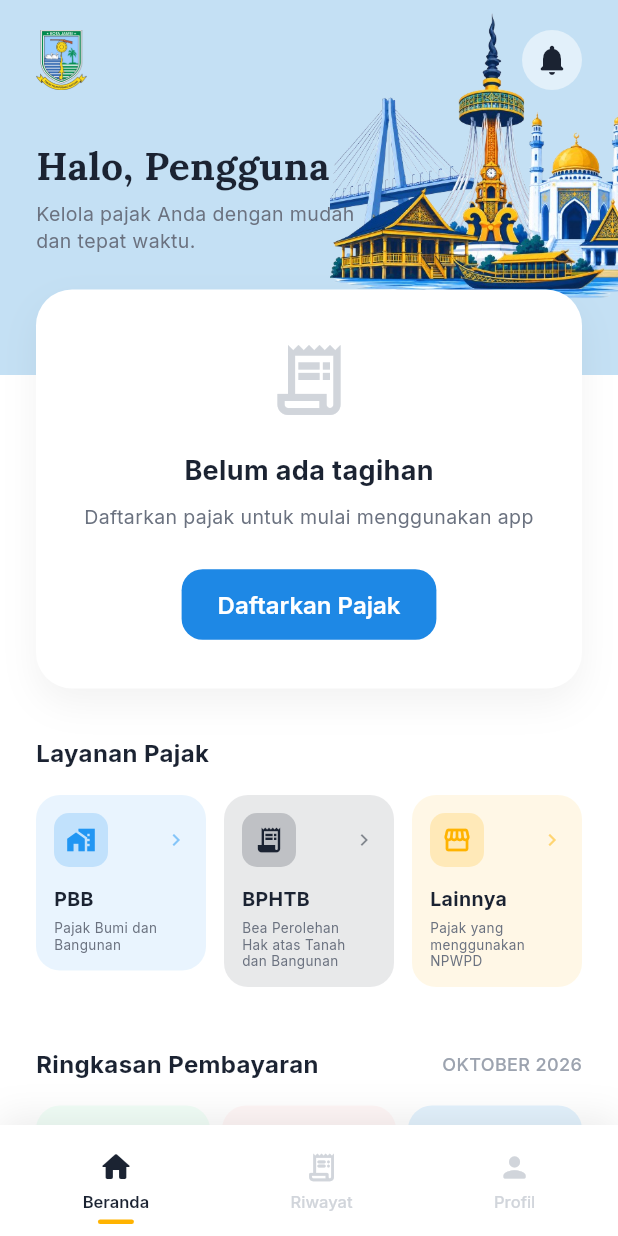
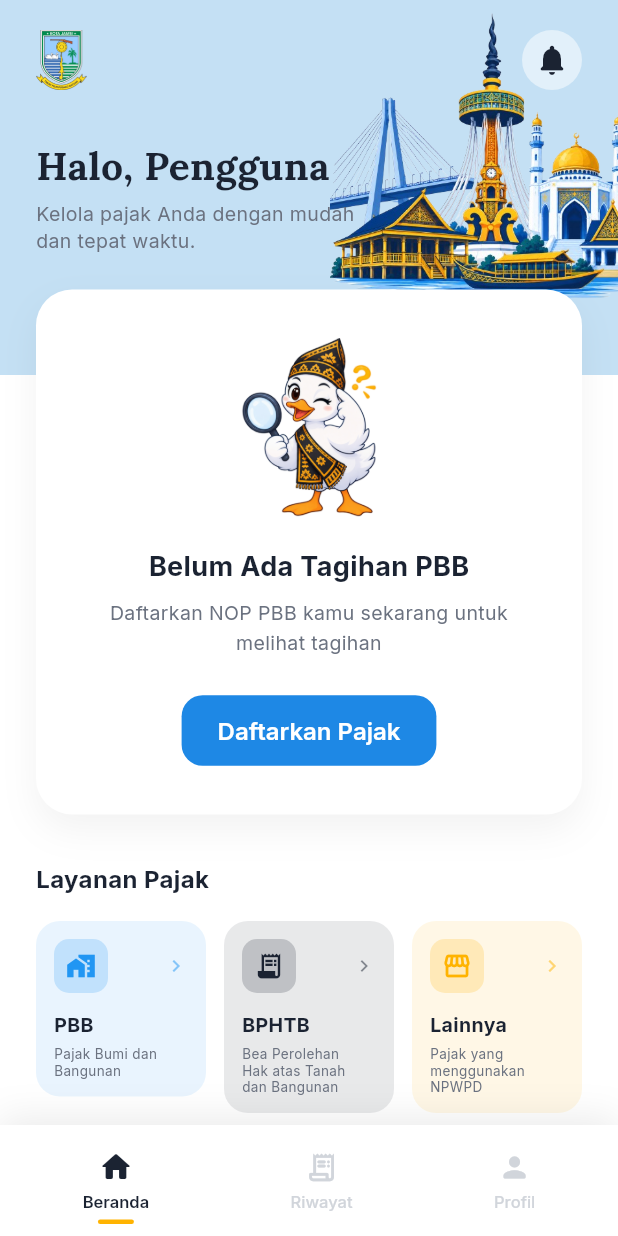
Before and after one commit to Yogiexc/Mobile_Pajak_Jambi, a Flutter app: the HomeScreen screen opened by its route, on a phone screen of 412 x 824 dp. Run offline on Flutter 3.47's test engine with Material 3 defaults, Android fonts, the phone set to English and light mode, and no system bars; our stand-ins replace device_preview, dio, go_router, google_fonts, open_file, share_plus and 2 more; accounts and stored records are empty.

Commit message:
feat: add authentication and main application screens including login, pin, register, home, and utility widgets

```diff
--- a/lib/screens/home_screen.dart
+++ b/lib/screens/home_screen.dart
@@ -117,7 +117,7 @@ class _HomeScreenState extends State<HomeScreen> {
                     ),
                     const SizedBox(height: 32),
                     Text(
-                      'Halo, ${taxProvider.userName?.split(' ').first ?? 'Pengguna'} ',
+                      'Halo, ${taxProvider.userName ?? 'Pengguna'} ',
                       style: GoogleFonts.lora(
                         fontSize: 26,
                         fontWeight: FontWeight.w700,
@@ -399,16 +399,8 @@ class _HomeScreenState extends State<HomeScreen> {
       onTap: () {
         if (config.title == 'Pajak PBB') {
           context.push('/pbb-list');
-        } else if (config.title == 'Pajak Lainnya') {
-          if (context.read<TaxProvider>().hasNpwpd) {
-            context.push('/other-taxes');
-          } else {
-            final encodedTitle = Uri.encodeComponent('Pajak Lainnya');
-            context.push('/check-tax/$encodedTitle');
-          }
         } else {
-          final encodedTitle = Uri.encodeComponent(config.title);
-          context.push('/check-tax/$encodedTitle');
+          context.push('/wip');
         }
       },
       child: Container(
@@ -892,10 +884,15 @@ class _HomeScreenState extends State<HomeScreen> {
       child: Column(
         mainAxisAlignment: MainAxisAlignment.center,
         children: [
-          const Icon(Icons.receipt_long_outlined, size: 56, color: AppColors.textHint),
+          Image.asset(
+            'assets/images/MaskotAngsaJambi_CariData.png',
+            height: 120,
+            errorBuilder: (context, error, stackTrace) =>
+                const Icon(Icons.receipt_long_outlined, size: 56, color: AppColors.textHint),
+          ),
           const SizedBox(height: 20),
           Text(
-            'Belum ada tagihan',
+            'Belum Ada Tagihan PBB',
             style: GoogleFonts.inter(
               color: AppColors.primaryDark,
               fontSize: 18,
@@ -904,7 +901,7 @@ class _HomeScreenState extends State<HomeScreen> {
           ),
           const SizedBox(height: 8),
           Text(
-            'Daftarkan pajak untuk mulai menggunakan app',
+            'Daftarkan NOP PBB kamu sekarang untuk melihat tagihan',
             textAlign: TextAlign.center,
             style: GoogleFonts.inter(
               color: AppColors.textSecondary,
--- a/lib/screens/login_screen.dart
+++ b/lib/screens/login_screen.dart
@@ -45,8 +45,7 @@ class _LoginScreenState extends State<LoginScreen> {
     try {
       await context.read<TaxProvider>().loginUser(nik, _passwordController.text);
       if (!mounted) return;
-      final tax = context.read<TaxProvider>();
-      context.go(tax.needsOnboarding ? '/register-nop' : '/home');
+      context.go('/home');
     } catch (e) {
       if (!mounted) return;
       ScaffoldMessenger.of(context).showSnackBar(
```
